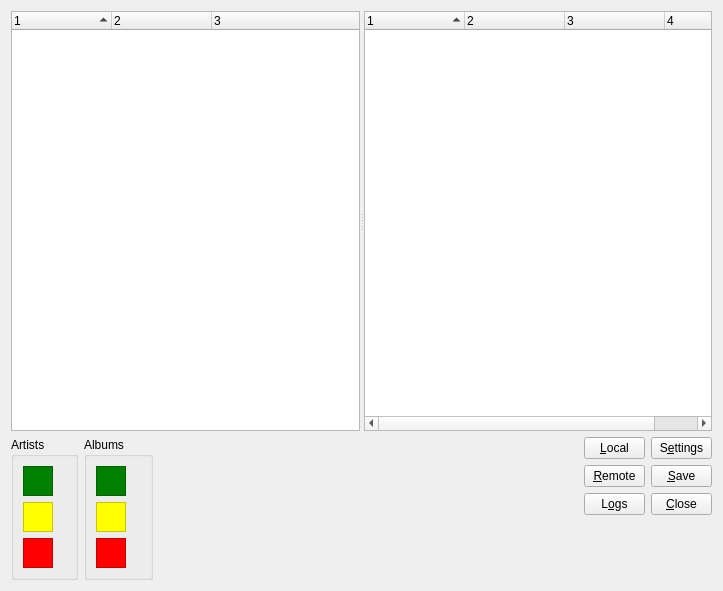
Above: ui/main.ui from KenjiTakahashi/gayeogi before the change. Below: the same form after it.
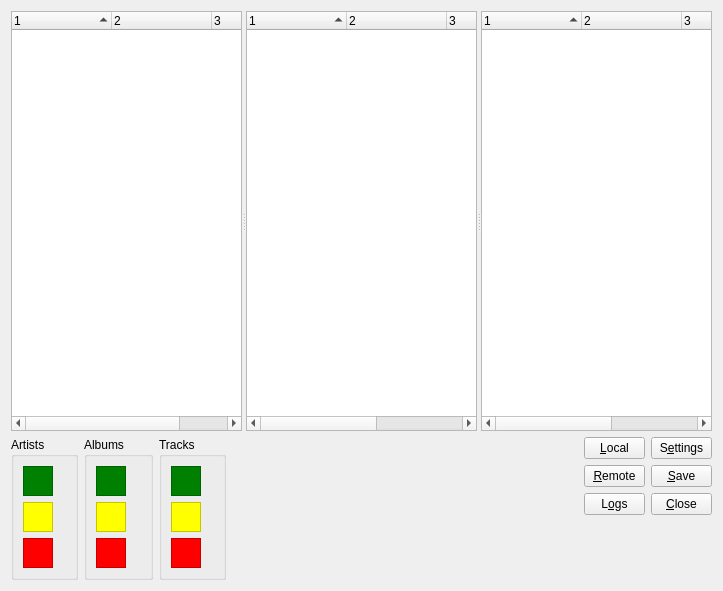
That is the form after the change.

Patch:
```diff
--- a/ui/main.ui
+++ b/ui/main.ui
@@ -103,6 +103,40 @@
           </property>
          </column>
         </widget>
+        <widget class="QTreeWidget" name="tracks">
+         <property name="indentation">
+          <number>0</number>
+         </property>
+         <property name="itemsExpandable">
+          <bool>false</bool>
+         </property>
+         <property name="sortingEnabled">
+          <bool>true</bool>
+         </property>
+         <property name="columnCount">
+          <number>4</number>
+         </property>
+         <column>
+          <property name="text">
+           <string notr="true">1</string>
+          </property>
+         </column>
+         <column>
+          <property name="text">
+           <string notr="true">2</string>
+          </property>
+         </column>
+         <column>
+          <property name="text">
+           <string notr="true">3</string>
+          </property>
+         </column>
+         <column>
+          <property name="text">
+           <string notr="true">4</string>
+          </property>
+         </column>
+        </widget>
        </widget>
       </item>
      </layout>
@@ -273,6 +307,81 @@
         </layout>
        </widget>
       </item>
+      <item>
+       <widget class="QGroupBox" name="tracksStats">
+        <property name="title">
+         <string>Tracks</string>
+        </property>
+        <layout class="QFormLayout" name="formLayout_4">
+         <item row="0" column="0">
+          <widget class="QFrame" name="frame_7">
+           <property name="minimumSize">
+            <size>
+             <width>30</width>
+             <height>30</height>
+            </size>
+           </property>
+           <property name="styleSheet">
+            <string notr="true">background-color: green;</string>
+           </property>
+           <property name="frameShape">
+            <enum>QFrame::StyledPanel</enum>
+           </property>
+           <property name="frameShadow">
+            <enum>QFrame::Raised</enum>
+           </property>
+          </widget>
+         </item>
+         <item row="0" column="1">
+          <widget class="QLabel" name="tracksGreen"/>
+         </item>
+         <item row="1" column="0">
+          <widget class="QFrame" name="frame_8">
+           <property name="minimumSize">
+            <size>
+             <width>30</width>
+             <height>30</height>
+            </size>
+           </property>
+           <property name="styleSheet">
+            <string notr="true">background-color: yellow;</string>
+           </property>
+           <property name="frameShape">
+            <enum>QFrame::StyledPanel</enum>
+           </property>
+           <property name="frameShadow">
+            <enum>QFrame::Raised</enum>
+           </property>
+          </widget>
+         </item>
+         <item row="1" column="1">
+          <widget class="QLabel" name="tracksYellow"/>
+         </item>
+         <item row="2" column="0">
+          <widget class="QFrame" name="frame_9">
+           <property name="minimumSize">
+            <size>
+             <width>30</width>
+             <height>30</height>
+            </size>
+           </property>
+           <property name="styleSheet">
+            <string notr="true">background-color: red;</string>
+           </property>
+           <property name="frameShape">
+            <enum>QFrame::StyledPanel</enum>
+           </property>
+           <property name="frameShadow">
+            <enum>QFrame::Raised</enum>
+           </property>
+          </widget>
+         </item>
+         <item row="2" column="1">
+          <widget class="QLabel" name="tracksRed"/>
+         </item>
+        </layout>
+       </widget>
+      </item>
       <item>
        <spacer name="horizontalSpacer">
         <property name="orientation">
```
Left out of the diff: 3 changed lines with no effect on the pictures.
